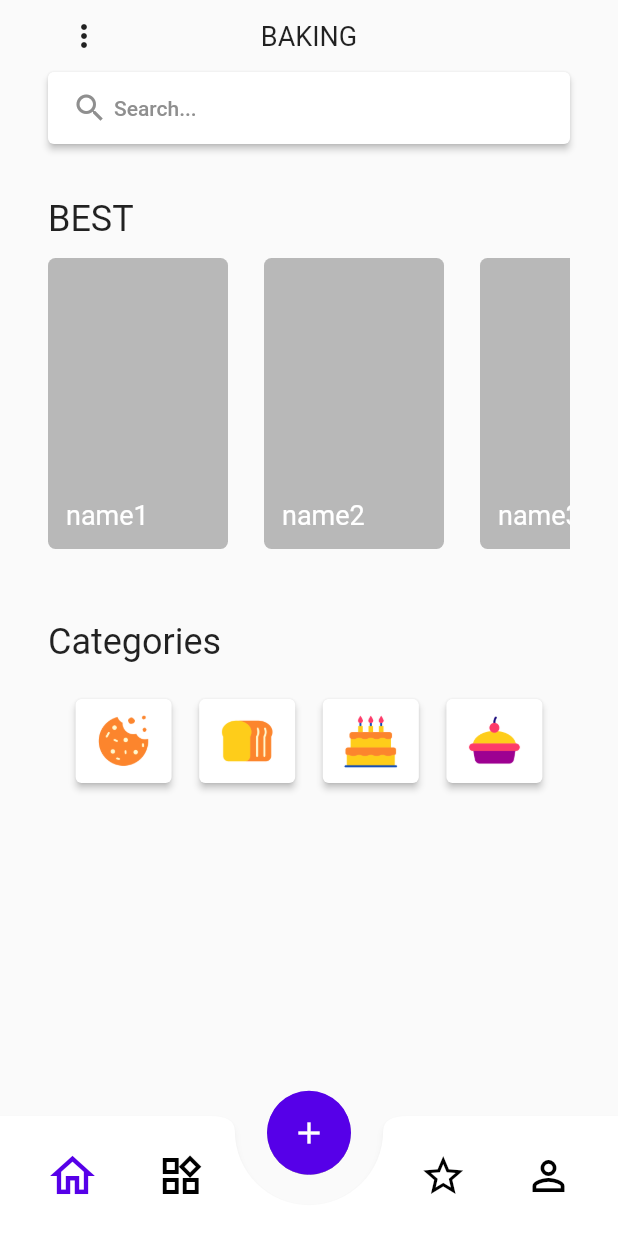
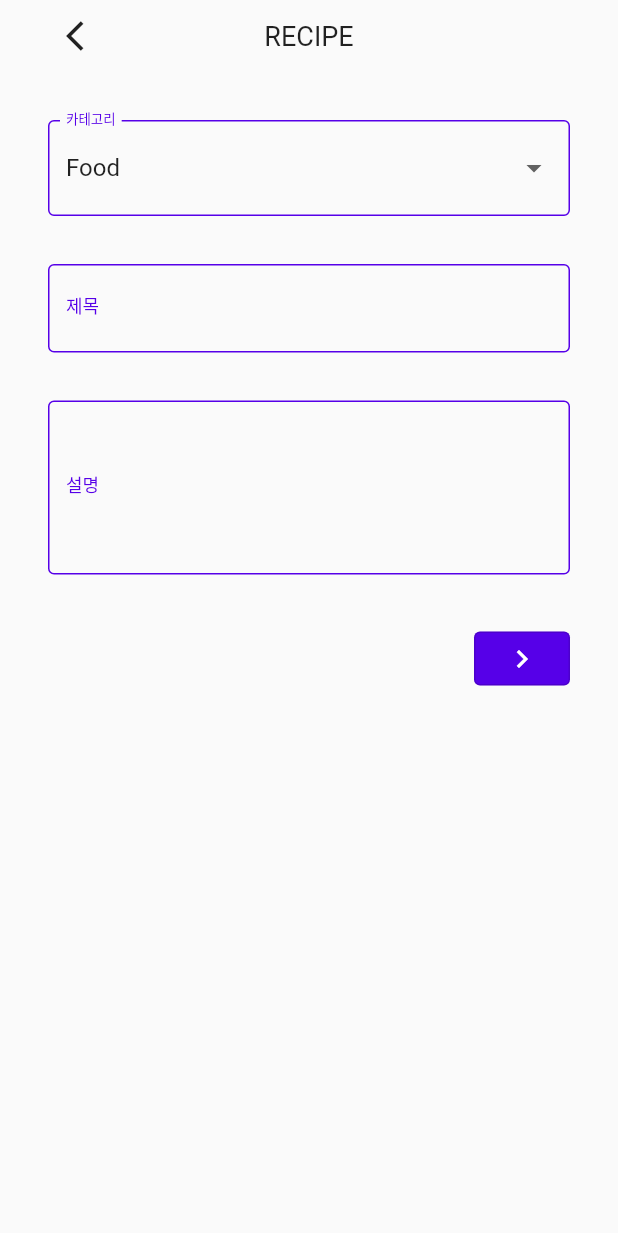
Before and after one commit to Yun-SeYeong/Flutter-Baking-Application, a Flutter app: the screen it shows after launch, after a tap on the "add" icon, on a phone screen of 412 x 824 dp. Shown: the top 1233 px of the screen. Run offline on Flutter 3.47's test engine with Material 2 defaults, Android fonts, the phone set to English and light mode, and no system bars; our stand-ins replace dio, firebase_auth, retrofit; accounts and stored records are empty; generated files the repository leaves out were written again; network calls fail.

Commit message:
[ADD] add create recipe info page

```diff
--- a/lib/main.dart
+++ b/lib/main.dart
@@ -1,6 +1,7 @@
 import 'package:dio/dio.dart';
 import 'package:flutter/material.dart';
 import 'package:flutter_baking_application/api/RestClient.dart';
+import 'package:flutter_baking_application/pages/CreateRecipeInfoPage.dart';
 import 'package:flutter_baking_application/pages/DashBoardPage.dart';
 import 'package:flutter_baking_application/pages/LoginPage.dart';
 import 'package:flutter_baking_application/pages/SignUpPage.dart';
@@ -26,6 +27,7 @@ class MyApp extends StatelessWidget {
         '/': (context) => DashBoardPage(),
         '/login': (context) => LoginPage(),
         '/signup': (context) => SignUpPage(),
+        '/create_recipe_info': (context) => CreateRecipeInfoPage(),
       },
     );
   }
--- /dev/null
+++ b/lib/pages/CreateRecipeInfoPage.dart
@@ -0,0 +1,181 @@
+import 'package:flutter/material.dart';
+import 'package:flutter/widgets.dart';
+
+class CreateRecipeInfoPage extends StatefulWidget {
+  String _currentSelectedValue = 'Food';
+
+  @override
+  CreateRecipeInfoPageState createState() => CreateRecipeInfoPageState();
+}
+
+class CreateRecipeInfoPageState extends State<CreateRecipeInfoPage> {
+  @override
+  Widget build(BuildContext context) {
+    final double _statusBarHeight = MediaQuery.of(context).padding.top;
+    final double _height = MediaQuery.of(context).size.height;
+    final double _titleHeight = 48.0;
+    final double _contentHeight = _height - _statusBarHeight - _titleHeight;
+    final _currencies = [
+      "Food",
+      "Transport",
+      "Personal",
+      "Shopping",
+      "Medical",
+      "Rent",
+      "Movie",
+      "Salary"
+    ];
+
+    return Scaffold(
+      body: SingleChildScrollView(
+        child: Column(
+          children: [
+            Container(
+              height: _titleHeight,
+              margin:
+                  EdgeInsets.only(top: _statusBarHeight, left: 32.0, right: 32.0),
+              child: Stack(
+                children: [
+                  Center(
+                    child: const Text(
+                      "RECIPE",
+                      style: TextStyle(fontSize: 18),
+                    ),
+                  ),
+                  IconButton(
+                    onPressed: () {},
+                    icon: const Icon(Icons.arrow_back_ios),
+                  )
+                ],
+              ),
+            ),
+            Container(
+              margin: const EdgeInsets.symmetric(horizontal: 32.0),
+              child: Column(
+                children: [
+                  const SizedBox(
+                    height: 32.0,
+                  ),
+                  Container(
+                    child: FormField<String>(
+                      builder: (FormFieldState<String> state) {
+                        return InputDecorator(
+                          decoration: InputDecoration(
+                            border: OutlineInputBorder(),
+                            labelText: "카테고리",
+                            labelStyle: TextStyle(
+                              color: Theme.of(context).primaryColor,
+                              fontSize: 12.0,
+                            ),
+                            enabledBorder: OutlineInputBorder(
+                              borderSide: BorderSide(
+                                  width: 1, color: Theme.of(context).primaryColor),
+                            ),
+                            focusedBorder: OutlineInputBorder(
+                              borderSide: BorderSide(
+                                  width: 1, color: Theme.of(context).primaryColor),
+                            ),
+                          ),
+                          isEmpty: widget._currentSelectedValue == '',
+                          child: DropdownButtonHideUnderline(
+                            child: DropdownButton<String>(
+                              value: widget._currentSelectedValue,
+                              isDense: true,
+                              onChanged: (String? newValue) {
+                                setState(() {
+                                  widget._currentSelectedValue = newValue!;
+                                  state.didChange(newValue);
+                                });
+                              },
+                              items: _currencies.map((String value) {
+                                return DropdownMenuItem<String>(
+                                  value: value,
+                                  child: Text(value),
+                                );
+                              }).toList(),
+                            ),
+                          ),
+                        );
+                      },
+                    ),
+                  ),
+                  const SizedBox(
+                    height: 32.0,
+                  ),
+                  TextField(
+                    decoration: InputDecoration(
+                      border: OutlineInputBorder(),
+                      labelText: "제목",
+                      labelStyle: TextStyle(
+                        color: Theme.of(context).primaryColor,
+                        fontSize: 12.0,
+                      ),
+                      enabledBorder: OutlineInputBorder(
+                        borderSide: BorderSide(
+                            width: 1, color: Theme.of(context).primaryColor),
+                      ),
+                      focusedBorder: OutlineInputBorder(
+                        borderSide: BorderSide(
+                            width: 1, color: Theme.of(context).primaryColor),
+                      ),
+                    ),
+                  ),
+                  const SizedBox(
+                    height: 32.0,
+                  ),
+                  TextField(
+                    keyboardType: TextInputType.multiline,
+                    maxLines: null,
+                    minLines: 4,
+                    decoration: InputDecoration(
+                      border: OutlineInputBorder(),
+                      labelText: "설명",
+                      labelStyle: TextStyle(
+                        color: Theme.of(context).primaryColor,
+                        fontSize: 12.0,
+                      ),
+                      enabledBorder: OutlineInputBorder(
+                        borderSide: BorderSide(
+                            width: 1, color: Theme.of(context).primaryColor),
+                      ),
+                      focusedBorder: OutlineInputBorder(
+                        borderSide: BorderSide(
+                            width: 1, color: Theme.of(context).primaryColor),
+                      ),
+                    ),
+                  ),
+                  const SizedBox(
+                    height: 32.0,
+                  ),
+                  Row(
+                    mainAxisAlignment: MainAxisAlignment.end,
+                    children: [
+                      OutlinedButton(
+                        onPressed: () {},
+                        child: Row(
+                          mainAxisSize: MainAxisSize.min,
+                          mainAxisAlignment: MainAxisAlignment.center,
+                          children: [Icon(Icons.keyboard_arrow_right)],
+                        ),
+                        style: ButtonStyle(
+                          backgroundColor:
+                          MaterialStateProperty.resolveWith((states) {
+                            return Theme.of(context).primaryColor;
+                          }),
+                          foregroundColor:
+                          MaterialStateProperty.resolveWith((states) {
+                            return Colors.white;
+                          }),
+                        ),
+                      ),
+                    ]
+                  ),
+                ],
+              ),
+            )
+          ],
+        ),
+      ),
+    );
+  }
+}
--- a/lib/pages/DashBoardPage.dart
+++ b/lib/pages/DashBoardPage.dart
@@ -221,6 +221,7 @@ class _DashBoardPageState extends State<DashBoardPage> {
               onTap: (index) {
               },
               onFloatingButtonClicked: () {
+                Navigator.pushNamed(context, '/create_recipe_info');
               },
             ),
             bottom: 0.0,
```
